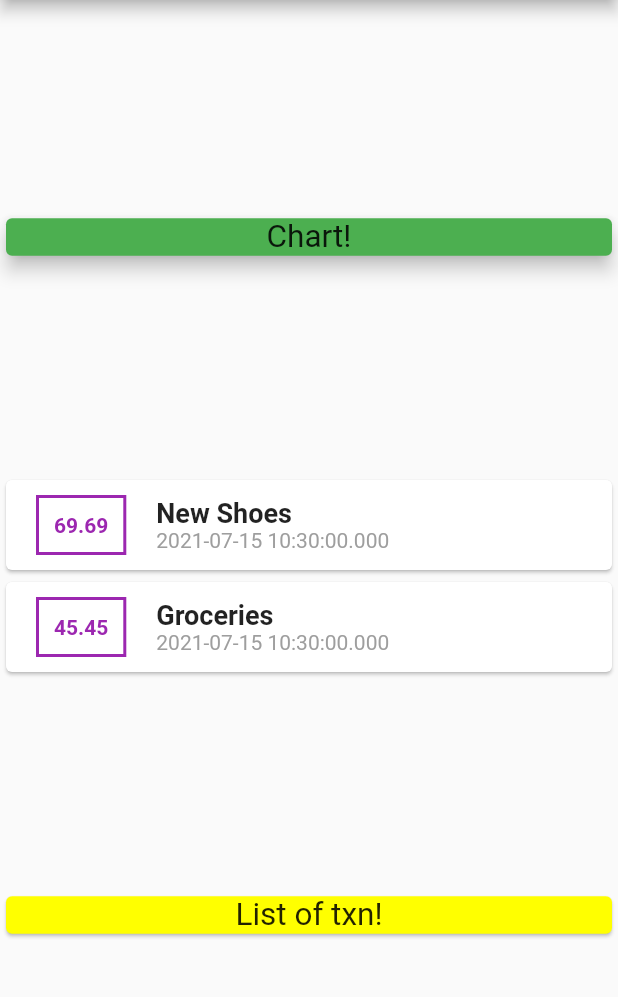
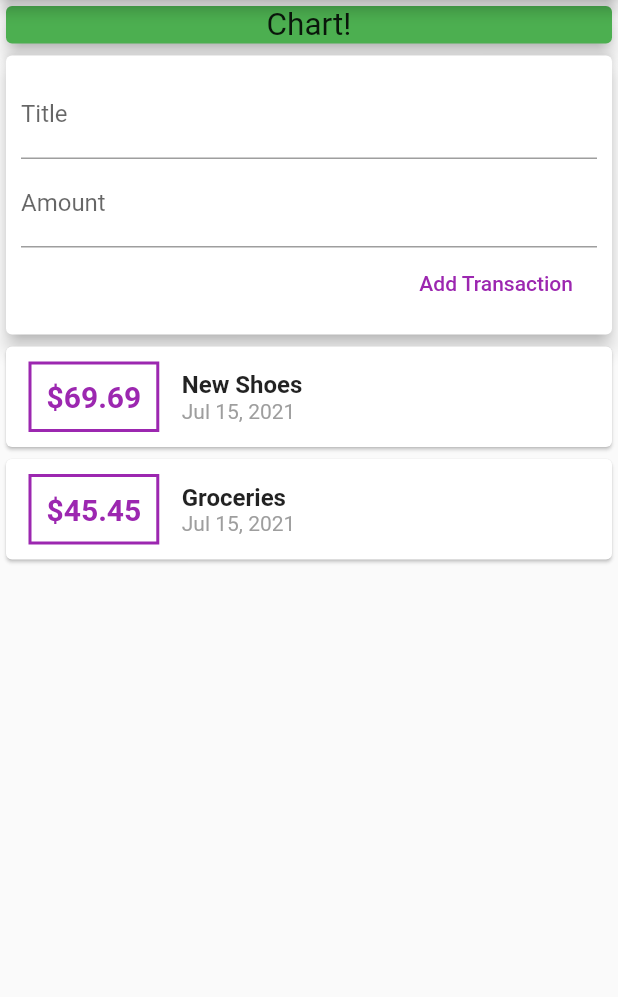
Before and after one commit to Mohit182/expense-planner_flutter, a Flutter app: the screen it shows after launch, on a phone screen of 412 x 824 dp, the part 84-1081 px from its top. Run offline on Flutter 3.47's test engine with Material 2 defaults, Android fonts, the phone set to English and light mode, and no system bars.

Commit message:
divided main file into widgets and created a option to create new transactions

```diff
--- a/lib/main.dart
+++ b/lib/main.dart
@@ -1,25 +1,16 @@
-import 'dart:math';
+import 'package:flutter/material.dart';
 
-import 'package:flutter/material.dart';
-import './transaction.dart';
+import './widgets/user_transaction.dart';
 
-void main() => runApp(MyApp());
+void main() => runApp(MyHomePage());
 
-class MyApp extends StatelessWidget {
-  final List<transaction> transactions = [
-    transaction(
-      id: 't1',
-      title: 'New Shoes',
-      amount: 69.69,
-      date: DateTime.now(),
-    ),
-    transaction(
-      id: 't2',
-      title: 'Groceries',
-      amount: 45.45,
-      date: DateTime.now(),
-    )
-  ];
+class MyHomePage extends StatelessWidget {
+  // String titleInput;
+  // String amountInput;
+
+  final titleController = TextEditingController();
+  final amountController = TextEditingController();
+
   @override
   Widget build(BuildContext context) {
     return MaterialApp(
@@ -28,7 +19,6 @@ class MyApp extends StatelessWidget {
           title: Text('Expense Planner'),
         ),
         body: Column(
-          mainAxisAlignment: MainAxisAlignment.spaceEvenly,
           crossAxisAlignment: CrossAxisAlignment.stretch,
           children: <Widget>[
             Card(
@@ -43,63 +33,7 @@ class MyApp extends StatelessWidget {
                 width: double.infinity,
               ),
             ),
-            Column(
-              children: transactions.map((tx) {
-                return Card(
-                  child: Row(
-                    children: <Widget>[
-                      Container(
-                        margin: EdgeInsets.symmetric(
-                          vertical: 10,
-                          horizontal: 20,
-                        ),
-                        decoration: BoxDecoration(
-                          border: Border.all(
-                            color: Colors.purple,
-                            width: 2,
-                          ),
-                        ),
-                        padding: EdgeInsets.all(10),
-                        child: Text(
-                          tx.amount.toString(),
-                          style: TextStyle(
-                            fontWeight: FontWeight.bold,
-                            color: Colors.purple,
-                          ),
-                        ),
-                      ),
-                      Column(
-                        crossAxisAlignment: CrossAxisAlignment.start,
-                        children: <Widget>[
-                          Text(
-                            tx.title,
-                            style: TextStyle(
-                              fontSize: 18,
-                              fontWeight: FontWeight.bold,
-                            ),
-                          ),
-                          Text(
-                            tx.date.toString(),
-                            style: TextStyle(color: Colors.grey),
-                          ),
-                        ],
-                      ),
-                    ],
-                  ),
-                );
-              }).toList(),
-            ),
-            Card(
-              child: Container(
-                child: Text(
-                  'List of txn!',
-                  textScaleFactor: 1.5,
-                  textAlign: TextAlign.center,
-                ),
-                width: double.infinity,
-              ),
-              color: Colors.yellowAccent,
-            ),
+            UserTransactions()
           ],
         ),
       ),
--- a/lib/transaction.dart
+++ b/lib/models/transaction.dart
@@ -1,12 +1,10 @@
-import 'package:flutter/material.dart';
-
-class transaction {
+class Transaction {
   String id;
   String title;
   double amount;
   DateTime date;
 
-  transaction({
+  Transaction({
     required this.id,
     required this.title,
     required this.amount,
--- /dev/null
+++ b/lib/widgets/new_transaction.dart
@@ -0,0 +1,48 @@
+import 'package:flutter/material.dart';
+
+class NewTransaction extends StatelessWidget {
+  final Function addTx;
+  final titleController = TextEditingController();
+  final amountController = TextEditingController();
+
+  NewTransaction(this.addTx);
+
+  @override
+  Widget build(BuildContext context) {
+    return Card(
+      elevation: 5,
+      child: Container(
+        padding: EdgeInsets.all(10),
+        child: Column(
+          crossAxisAlignment: CrossAxisAlignment.end,
+          children: <Widget>[
+            TextField(
+              decoration: InputDecoration(
+                labelText: 'Title',
+              ),
+              controller: titleController,
+            ),
+            TextField(
+              decoration: InputDecoration(
+                labelText: 'Amount',
+              ),
+              controller: amountController,
+            ),
+
+            // ignore: deprecated_member_use
+            FlatButton(
+              child: Text('Add Transaction'),
+              textColor: Colors.purple,
+              onPressed: () {
+                addTx(
+                  titleController.text,
+                  double.parse(amountController.text),
+                );
+              },
+            )
+          ],
+        ),
+      ),
+    );
+  }
+}
--- /dev/null
+++ b/lib/widgets/transaction_list.dart
@@ -0,0 +1,63 @@
+import 'package:flutter/material.dart';
+import 'package:intl/intl.dart';
+
+import '../models/transaction.dart';
+
+class TransactionList extends StatelessWidget {
+  final List<Transaction> transactions;
+
+  TransactionList(this.transactions);
+
+  @override
+  Widget build(BuildContext context) {
+    return Column(
+      children: transactions.map((tx) {
+        return Card(
+          child: Row(
+            children: <Widget>[
+              Container(
+                margin: EdgeInsets.symmetric(
+                  vertical: 10,
+                  horizontal: 15,
+                ),
+                decoration: BoxDecoration(
+                  border: Border.all(
+                    color: Colors.purple,
+                    width: 2,
+                  ),
+                ),
+                padding: EdgeInsets.all(10),
+                child: Text(
+                  '\$${tx.amount}',
+                  style: TextStyle(
+                    fontWeight: FontWeight.bold,
+                    fontSize: 20,
+                    color: Colors.purple,
+                  ),
+                ),
+              ),
+              Column(
+                crossAxisAlignment: CrossAxisAlignment.start,
+                children: <Widget>[
+                  Text(
+                    tx.title,
+                    style: TextStyle(
+                      fontSize: 16,
+                      fontWeight: FontWeight.bold,
+                    ),
+                  ),
+                  Text(
+                    DateFormat.yMMMd().format(tx.date),
+                    style: TextStyle(
+                      color: Colors.grey,
+                    ),
+                  ),
+                ],
+              ),
+            ],
+          ),
+        );
+      }).toList(),
+    );
+  }
+}
--- /dev/null
+++ b/lib/widgets/user_transaction.dart
@@ -0,0 +1,49 @@
+import 'package:flutter/material.dart';
+
+import 'new_transaction.dart';
+import './transaction_list.dart';
+import '../models/transaction.dart';
+
+class UserTransactions extends StatefulWidget {
+  @override
+  _UserTransactionsState createState() => _UserTransactionsState();
+}
+
+class _UserTransactionsState extends State<UserTransactions> {
+  final List<Transaction> _userTransactions = [
+    Transaction(
+      id: 't1',
+      title: 'New Shoes',
+      amount: 69.69,
+      date: DateTime.now(),
+    ),
+    Transaction(
+      id: 't2',
+      title: 'Groceries',
+      amount: 45.45,
+      date: DateTime.now(),
+    )
+  ];
+
+  void _addNewTransaction(String txTitle, double txAmount) {
+    final newTx = Transaction(
+      id: DateTime.now().toString(),
+      title: txTitle,
+      amount: txAmount,
+      date: DateTime.now(),
+    );
+    setState(() {
+      _userTransactions.add(newTx);
+    });
+  }
+
+  @override
+  Widget build(BuildContext context) {
+    return Column(
+      children: <Widget>[
+        NewTransaction(_addNewTransaction),
+        TransactionList(_userTransactions),
+      ],
+    );
+  }
+}
--- a/pubspec.yaml
+++ b/pubspec.yaml
@@ -23,6 +23,7 @@ environment:
 dependencies:
   flutter:
     sdk: flutter
+  intl: ^0.17.0
 
 
   # The following adds the Cupertino Icons font to your application.
```
Also changed, not shown: pubspec.lock, 1 other file.
